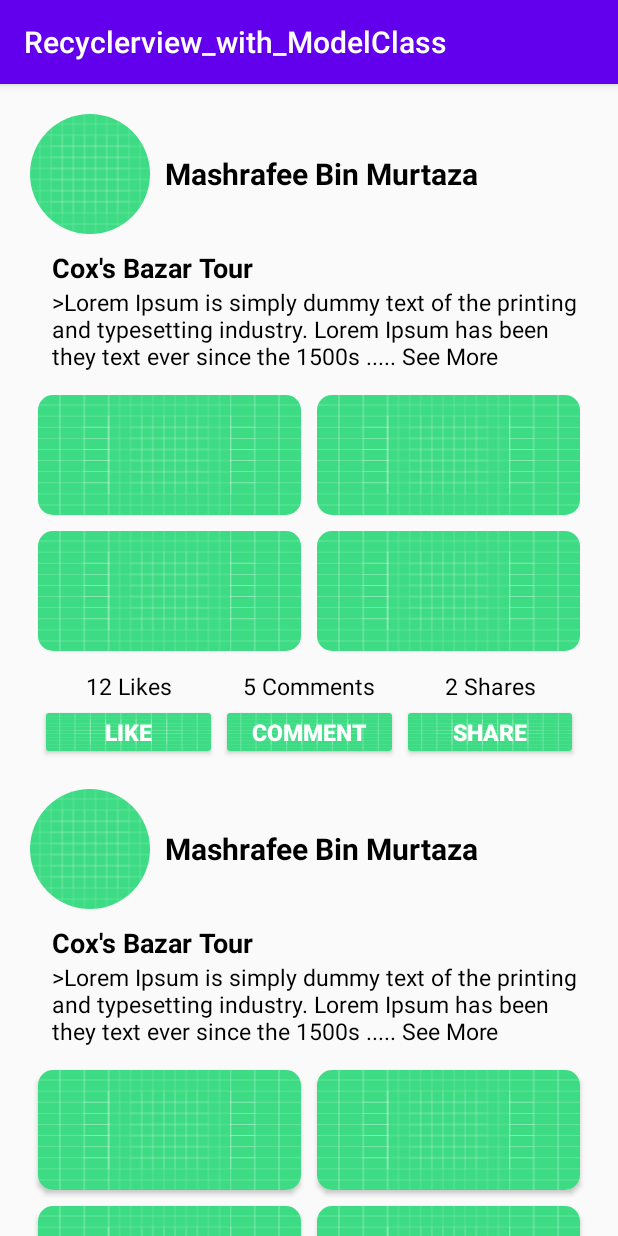
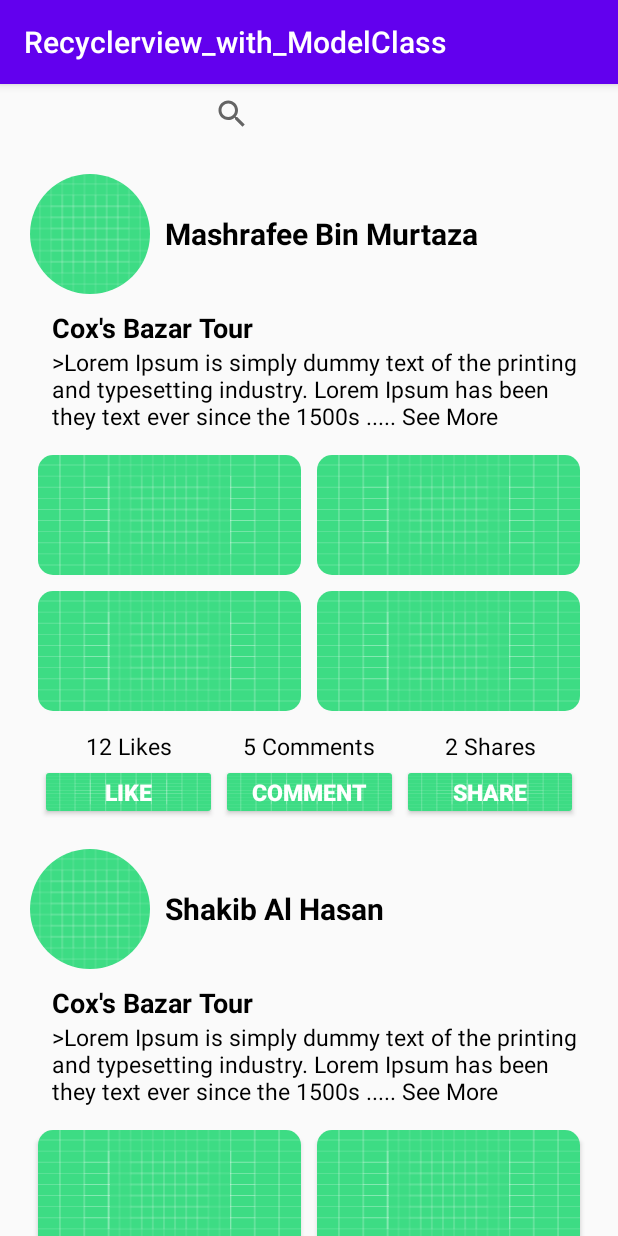
Before and after one commit to moinakash/Recyclerview_with_ModelClass, an Android app: the screen it shows after launch (MainActivity), on a phone screen of 412 x 824 dp. Run offline under Robolectric (Android 15) with nearby library versions, the phone set to English and light mode, and no system bars; libraries missing offline, so code that uses them is left out: com.mikhaellopez.circularimageview; plain views replace CircularImageView; 2 statements that could not run were skipped.

Commit message:
searchview added

```diff
--- a/app/src/main/java/com/example/recyclerview_with_modelclass/MainActivity.java
+++ b/app/src/main/java/com/example/recyclerview_with_modelclass/MainActivity.java
@@ -5,6 +5,7 @@ import androidx.recyclerview.widget.LinearLayoutManager;
 import androidx.recyclerview.widget.RecyclerView;
 
 import android.os.Bundle;
+import android.widget.SearchView;
 
 import java.util.ArrayList;
 import java.util.List;
@@ -15,6 +16,8 @@ public class MainActivity extends AppCompatActivity {
     private RecyclerView recyclerView;
     private RecyclerView.Adapter adapter;
 
+    SearchView searchView;
+
     @Override
     protected void onCreate(Bundle savedInstanceState) {
         super.onCreate(savedInstanceState);
@@ -23,18 +26,86 @@ public class MainActivity extends AppCompatActivity {
         recyclerView.setHasFixedSize(true);
         recyclerView.setLayoutManager( new LinearLayoutManager(this));
 
+        searchView = (SearchView) findViewById(R.id.searchmain);
+
         Memories_list = new ArrayList<>();
 
-        for (int i = 0; i<=10; i++){
+     /*   for (int i = 0; i<=10; i++){
 
             Memories_list.add(new Memories_modelCLass(R.drawable.ic_launcher_background,"Mashrafee Bin Murtaza","Cox's Bazar Tour",
                     ">Lorem Ipsum is simply dummy text of the printing and typesetting industry. Lorem Ipsum has been they text ever since the 1500s ..... See More",
                     R.drawable.ic_launcher_background,R.drawable.ic_launcher_background,R.drawable.ic_launcher_background, R.drawable.ic_launcher_background,
                     "12 Likes","5 Comments","2 Shares"));
-        }
+        }*/
+
+
+        Memories_list.add(new Memories_modelCLass(R.drawable.ic_launcher_background,"Mashrafee Bin Murtaza","Cox's Bazar Tour",
+                ">Lorem Ipsum is simply dummy text of the printing and typesetting industry. Lorem Ipsum has been they text ever since the 1500s ..... See More",
+                R.drawable.ic_launcher_background,R.drawable.ic_launcher_background,R.drawable.ic_launcher_background, R.drawable.ic_launcher_background,
+                "12 Likes","5 Comments","2 Shares"));
+
+        Memories_list.add(new Memories_modelCLass(R.drawable.ic_launcher_background,"Shakib Al Hasan","Cox's Bazar Tour",
+                ">Lorem Ipsum is simply dummy text of the printing and typesetting industry. Lorem Ipsum has been they text ever since the 1500s ..... See More",
+                R.drawable.ic_launcher_background,R.drawable.ic_launcher_background,R.drawable.ic_launcher_background, R.drawable.ic_launcher_background,
+                "12 Likes","5 Comments","2 Shares"));
+
+        Memories_list.add(new Memories_modelCLass(R.drawable.ic_launcher_background,"Mushfiqur Rahman","Cox's Bazar Tour",
+                ">Lorem Ipsum is simply dummy text of the printing and typesetting industry. Lorem Ipsum has been they text ever since the 1500s ..... See More",
+                R.drawable.ic_launcher_background,R.drawable.ic_launcher_background,R.drawable.ic_launcher_background, R.drawable.ic_launcher_background,
+                "12 Likes","5 Comments","2 Shares"));
+
+        Memories_list.add(new Memories_modelCLass(R.drawable.ic_launcher_background,"Mahmudullah Riyad","Cox's Bazar Tour",
+                ">Lorem Ipsum is simply dummy text of the printing and typesetting industry. Lorem Ipsum has been they text ever since the 1500s ..... See More",
+                R.drawable.ic_launcher_background,R.drawable.ic_launcher_background,R.drawable.ic_launcher_background, R.drawable.ic_launcher_background,
+                "12 Likes","5 Comments","2 Shares"));
+
+        Memories_list.add(new Memories_modelCLass(R.drawable.ic_launcher_background,"Sabbir Rahman","Cox's Bazar Tour",
+                ">Lorem Ipsum is simply dummy text of the printing and typesetting industry. Lorem Ipsum has been they text ever since the 1500s ..... See More",
+                R.drawable.ic_launcher_background,R.drawable.ic_launcher_background,R.drawable.ic_launcher_background, R.drawable.ic_launcher_background,
+                "12 Likes","5 Comments","2 Shares"));
 
         adapter = new MemoriesAdapter(Memories_list,this);
 
         recyclerView.setAdapter(adapter);
+
+
+        searchView.setOnQueryTextListener( new SearchView.OnQueryTextListener() {
+
+
+            @Override
+            public boolean onQueryTextChange(String newText) {
+                ArrayList<Memories_modelCLass> templist = new ArrayList<>(  );
+
+                for(Memories_modelCLass temp : Memories_list)
+                {
+                    if (temp.getProfile_Name().toLowerCase().contains( newText.toLowerCase() ))
+                    { templist.add( temp ); }
+                }
+
+
+                   /* CustomListAdapter adapter = new CustomListAdapter(
+                            getApplicationContext(), R.layout.custom_list_layout, templist
+                    );
+                    lv.setAdapter(adapter);*/
+
+                 adapter = new MemoriesAdapter(
+                         templist,MainActivity.this
+                );
+                recyclerView.setAdapter(adapter);
+
+
+                return true;
+            }
+
+
+            @Override
+            public boolean onQueryTextSubmit(String query) {
+                return false;
+            }
+
+        } );
+
+
+
     }
 }
--- /dev/null
+++ b/app/src/main/res/drawable/ic_baseline_search_24.xml
@@ -0,0 +1,10 @@
+<vector xmlns:android="http://schemas.android.com/apk/res/android"
+    android:width="24dp"
+    android:height="24dp"
+    android:viewportWidth="24"
+    android:viewportHeight="24"
+    android:tint="?attr/colorControlNormal">
+  <path
+      android:fillColor="@android:color/white"
+      android:pathData="M15.5,14h-0.79l-0.28,-0.27C15.41,12.59 16,11.11 16,9.5 16,5.91 13.09,3 9.5,3S3,5.91 3,9.5 5.91,16 9.5,16c1.61,0 3.09,-0.59 4.23,-1.57l0.27,0.28v0.79l5,4.99L20.49,19l-4.99,-5zM9.5,14C7.01,14 5,11.99 5,9.5S7.01,5 9.5,5 14,7.01 14,9.5 11.99,14 9.5,14z"/>
+</vector>
--- a/app/src/main/res/layout/activity_main.xml
+++ b/app/src/main/res/layout/activity_main.xml
@@ -4,9 +4,20 @@
     xmlns:tools="http://schemas.android.com/tools"
     android:layout_width="match_parent"
     android:layout_height="match_parent"
-    tools:context=".MainActivity">
+    tools:context=".MainActivity"
+    android:orientation="vertical">
 
-<androidx.recyclerview.widget.RecyclerView
+    <SearchView
+        android:layout_gravity="center"
+        android:layout_width="150dp"
+        android:layout_height="40dp"
+        android:id="@+id/searchmain"
+        android:searchIcon="@drawable/ic_baseline_search_24"
+        >
+
+    </SearchView>
+
+    <androidx.recyclerview.widget.RecyclerView
     android:id="@+id/idRecyclerView"
     android:layout_width="match_parent"
     android:layout_height="wrap_content"/>
```
